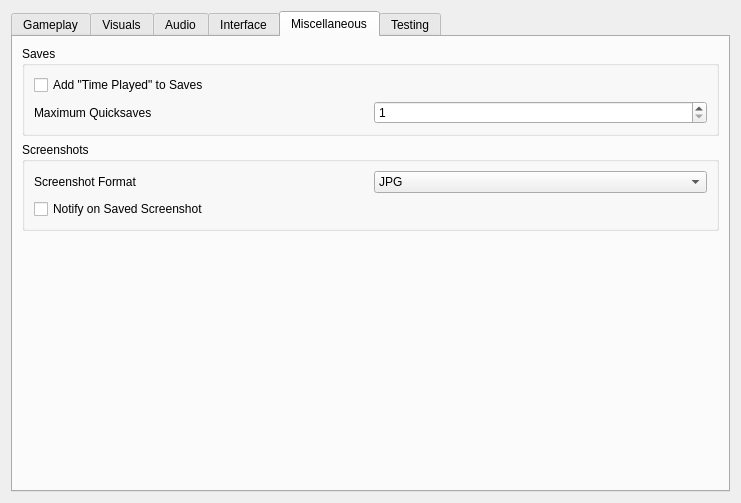
Old version of the form apps/launcher/ui/settingspage.ui in the repository sunhawken/openmw.
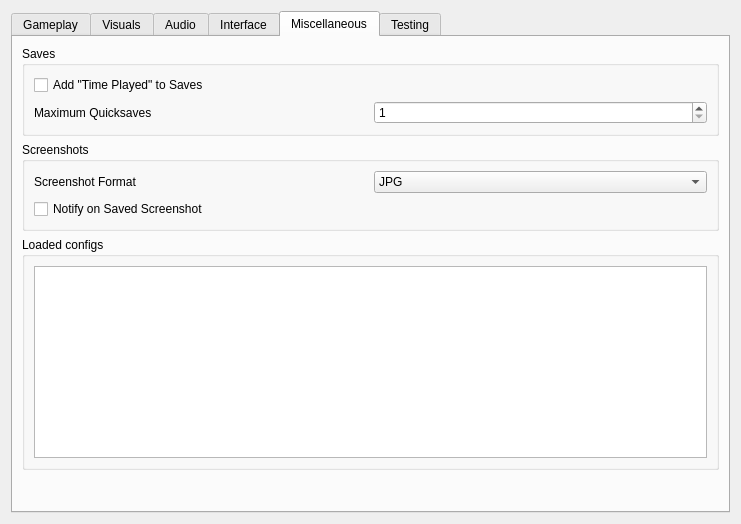
New version of the form. The open tabs and pages were chosen to show the change.

Commit message: Add a list view to display config files

The edit to the form file:
```diff
--- a/apps/launcher/ui/settingspage.ui
+++ b/apps/launcher/ui/settingspage.ui
@@ -7,7 +7,7 @@
     <x>0</x>
     <y>0</y>
     <width>741</width>
-    <height>503</height>
+    <height>524</height>
    </rect>
   </property>
   <layout class="QVBoxLayout" name="pageVerticalLayout">
@@ -1635,6 +1635,25 @@
          </layout>
         </widget>
        </item>
+       <item>
+        <widget class="QGroupBox" name="configsGroup">
+         <property name="title">
+          <string>Loaded configs</string>
+         </property>
+         <layout class="QVBoxLayout" name="verticalLayout_4">
+          <item>
+           <widget class="QListWidget" name="configsList">
+            <property name="sizePolicy">
+             <sizepolicy hsizetype="Expanding" vsizetype="Fixed">
+              <horstretch>0</horstretch>
+              <verstretch>0</verstretch>
+             </sizepolicy>
+            </property>
+           </widget>
+          </item>
+         </layout>
+        </widget>
+       </item>
        <item>
         <spacer>
          <property name="orientation">
```
The commit also changes 11 other files.
